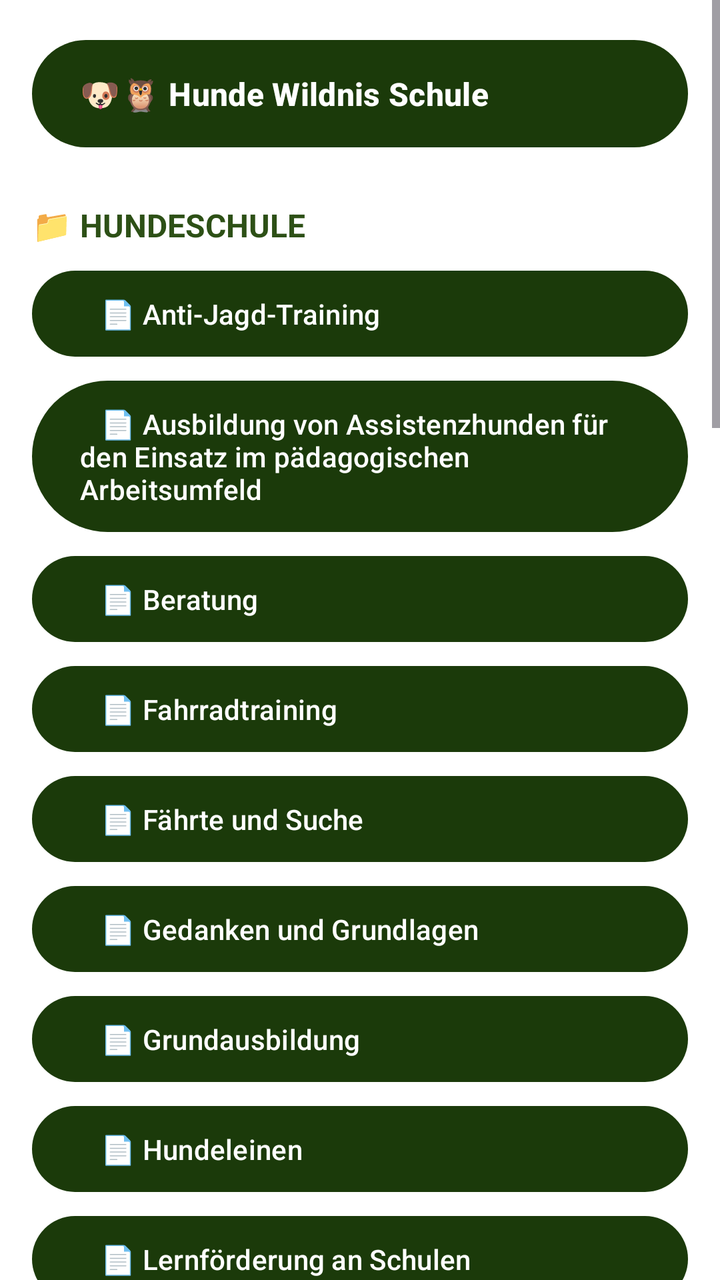
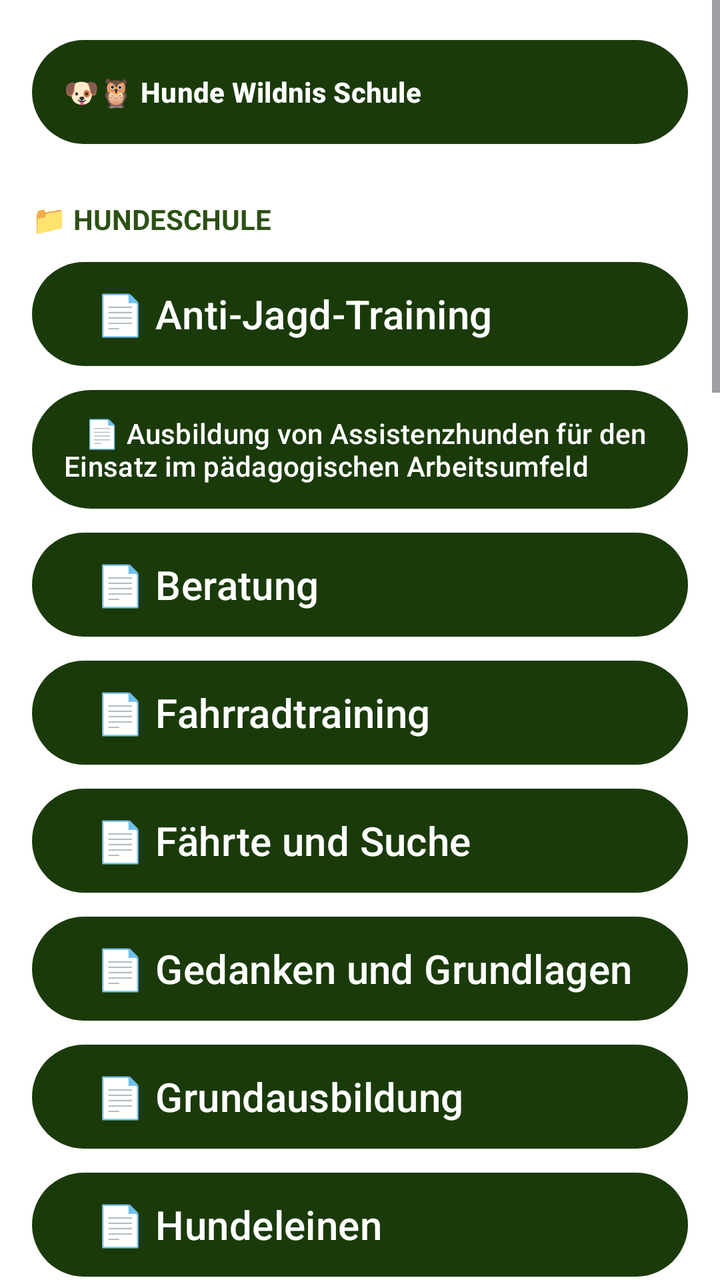

An Android layout rendered at two revisions. The XML below is the earlier revision; the diff shows what the commit changed to produce the second picture.
<!-- AndroidManifest.xml: application theme Theme.HundeWildnis -->
<!-- res/layout/fragment_pages.xml -->
<?xml version="1.0" encoding="utf-8"?>
<ScrollView xmlns:android="http://schemas.android.com/apk/res/android"
    xmlns:app="http://schemas.android.com/apk/res-auto"
    android:layout_width="match_parent"
    android:layout_height="match_parent"
    android:fillViewport="true"
    android:clipToPadding="false"
    android:background="?android:attr/windowBackground">

    <LinearLayout
        android:layout_width="match_parent"
        android:layout_height="wrap_content"
        android:orientation="vertical"
        android:padding="16dp"
        android:paddingBottom="120dp">

        
        <com.google.android.material.button.MaterialButton
            android:id="@+id/btnHundeWildnisSchule"
            android:layout_width="match_parent"
            android:layout_height="wrap_content"
            android:text="🐶🦉 Hunde Wildnis Schule"
            android:textSize="16sp"
            android:textStyle="bold"
            app:backgroundTint="#1B3A0A"
            android:textColor="@android:color/white"
            android:layout_marginBottom="16dp"
            android:paddingVertical="16dp"
            android:gravity="start|center_vertical" />

        
        <TextView
            android:layout_width="match_parent"
            android:layout_height="wrap_content"
            android:text="📁 HUNDESCHULE"
            android:textSize="16sp"
            android:textStyle="bold"
            android:textColor="#2d5016"
            android:layout_marginTop="8dp"
            android:layout_marginBottom="8dp" />

        <com.google.android.material.button.MaterialButton
            android:id="@+id/btnAntiJagdTraining"
            android:layout_width="match_parent"
            android:layout_height="wrap_content"
            android:text="   📄 Anti-Jagd-Training"
            app:backgroundTint="#1B3A0A"
            android:textColor="@android:color/white"
            android:layout_marginBottom="4dp"
            android:gravity="start|center_vertical"
            android:paddingVertical="12dp" />

        <com.google.android.material.button.MaterialButton
            android:id="@+id/btnAusbildungAssistenzhunde"
            android:layout_width="match_parent"
            android:layout_height="wrap_content"
            android:text="   📄 Ausbildung von Assistenzhunden für den Einsatz im pädagogischen Arbeitsumfeld"
            app:backgroundTint="#1B3A0A"
            android:textColor="@android:color/white"
            android:layout_marginBottom="4dp"
            android:gravity="start|center_vertical"
            android:paddingVertical="12dp" />

        <com.google.android.material.button.MaterialButton
            android:id="@+id/btnBeratung"
            android:layout_width="match_parent"
            android:layout_height="wrap_content"
            android:text="   📄 Beratung"
            app:backgroundTint="#1B3A0A"
            android:textColor="@android:color/white"
            android:layout_marginBottom="4dp"
            android:gravity="start|center_vertical"
            android:paddingVertical="12dp" />

        <com.google.android.material.button.MaterialButton
            android:id="@+id/btnFahrradtraining"
            android:layout_width="match_parent"
            android:layout_height="wrap_content"
            android:text="   📄 Fahrradtraining"
            app:backgroundTint="#1B3A0A"
            android:textColor="@android:color/white"
            android:layout_marginBottom="4dp"
            android:gravity="start|center_vertical"
            android:paddingVertical="12dp" />

        <com.google.android.material.button.MaterialButton
            android:id="@+id/btnFaehrteUndSuche"
            android:layout_width="match_parent"
            android:layout_height="wrap_content"
            android:text="   📄 Fährte und Suche"
            app:backgroundTint="#1B3A0A"
            android:textColor="@android:color/white"
            android:layout_marginBottom="4dp"
            android:gravity="start|center_vertical"
            android:paddingVertical="12dp" />

        <com.google.android.material.button.MaterialButton
            android:id="@+id/btnGedankenUndGrundlagen"
            android:layout_width="match_parent"
            android:layout_height="wrap_content"
            android:text="   📄 Gedanken und Grundlagen"
            app:backgroundTint="#1B3A0A"
            android:textColor="@android:color/white"
            android:layout_marginBottom="4dp"
            android:gravity="start|center_vertical"
            android:paddingVertical="12dp" />

        <com.google.android.material.button.MaterialButton
            android:id="@+id/btnGrundausbildung"
            android:layout_width="match_parent"
            android:layout_height="wrap_content"
            android:text="   📄 Grundausbildung"
            app:backgroundTint="#1B3A0A"
            android:textColor="@android:color/white"
            android:layout_marginBottom="4dp"
            android:gravity="start|center_vertical"
            android:paddingVertical="12dp" />

        <com.google.android.material.button.MaterialButton
            android:id="@+id/btnHundeleinen"
            android:layout_width="match_parent"
            android:layout_height="wrap_content"
            android:text="   📄 Hundeleinen"
            app:backgroundTint="#1B3A0A"
            android:textColor="@android:color/white"
            android:layout_marginBottom="4dp"
            android:gravity="start|center_vertical"
            android:paddingVertical="12dp" />

        <com.google.android.material.button.MaterialButton
            android:id="@+id/btnLernfoerderungSchulen"
            android:layout_width="match_parent"
            android:layout_height="wrap_content"
            android:text="   📄 Lernförderung an Schulen"
            app:backgroundTint="#1B3A0A"
            android:textColor="@android:color/white"
            android:layout_marginBottom="4dp"
            android:gravity="start|center_vertical"
            android:paddingVertical="12dp" />

        <com.google.android.material.button.MaterialButton
            android:id="@+id/btnProblemberatung"
            android:layout_width="match_parent"
            android:layout_height="wrap_content"
            android:text="   📄 Problemberatung – Problemkorrektur – Intensivtraining"
            app:backgroundTint="#1B3A0A"
            android:textColor="@android:color/white"
            android:layout_marginBottom="4dp"
            android:gravity="start|center_vertical"
            android:paddingVertical="12dp" />

        <com.google.android.material.button.MaterialButton
            android:id="@+id/btnSeminare"
            android:layout_width="match_parent"
            android:layout_height="wrap_content"
            android:text="   📄 Seminare"
            app:backgroundTint="#1B3A0A"
            android:textColor="@android:color/white"
            android:layout_marginBottom="4dp"
            android:gravity="start|center_vertical"
            android:paddingVertical="12dp" />

        <com.google.android.material.button.MaterialButton
            android:id="@+id/btnTeamsport"
            android:layout_width="match_parent"
            android:layout_height="wrap_content"
            android:text="   📄 Teamsport"
            app:backgroundTint="#1B3A0A"
            android:textColor="@android:color/white"
            android:layout_marginBottom="4dp"
            android:gravity="start|center_vertical"
            android:paddingVertical="12dp" />

        <com.google.android.material.button.MaterialButton
            android:id="@+id/btnTierschutzHunde"
            android:layout_width="match_parent"
            android:layout_height="wrap_content"
            android:text="   📄 Tierschutz – Hunde mit Lebensgeschichte"
            app:backgroundTint="#1B3A0A"
            android:textColor="@android:color/white"
            android:layout_marginBottom="4dp"
            android:gravity="start|center_vertical"
            android:paddingVertical="12dp" />

        <com.google.android.material.button.MaterialButton
            android:id="@+id/btnTiertherapeutischerSozialbesuchshundeservice"
            android:layout_width="match_parent"
            android:layout_height="wrap_content"
            android:text="   📄 Tiertherapeutischer Sozialbesuchshundeservice"
            app:backgroundTint="#1B3A0A"
            android:textColor="@android:color/white"
            android:layout_marginBottom="4dp"
            android:gravity="start|center_vertical"
            android:paddingVertical="12dp" />

        <com.google.android.material.button.MaterialButton
            android:id="@+id/btnWandernZumGutenZweck"
            android:layout_width="match_parent"
            android:layout_height="wrap_content"
            android:text="   📄 Wandern zum guten Zweck"
            app:backgroundTint="#1B3A0A"
            android:textColor="@android:color/white"
            android:layout_marginBottom="4dp"
            android:gravity="start|center_vertical"
            android:paddingVertical="12dp" />

        <com.google.android.material.button.MaterialButton
            android:id="@+id/btnWelpenschule"
            android:layout_width="match_parent"
            android:layout_height="wrap_content"
            android:text="   📄 Welpenschule"
            app:backgroundTint="#1B3A0A"
            android:textColor="@android:color/white"
            android:layout_marginBottom="16dp"
            android:gravity="start|center_vertical"
            android:paddingVertical="12dp" />

        
        <TextView
            android:layout_width="match_parent"
            android:layout_height="wrap_content"
            android:text="📁 WILDNISSCHULE"
            android:textSize="16sp"
            android:textStyle="bold"
            android:textColor="#2d5016"
            android:layout_marginTop="8dp"
            android:layout_marginBottom="8dp" />

        <com.google.android.material.button.MaterialButton
            android:id="@+id/btnWildnisInUns"
            android:layout_width="match_parent"
            android:layout_height="wrap_content"
            android:text="   📄 Die Wildnis in uns – individuelle Ausbildung"
            app:backgroundTint="#1B3A0A"
            android:textColor="@android:color/white"
            android:layout_marginBottom="4dp"
            android:gravity="start|center_vertical"
            android:paddingVertical="12dp" />

        <com.google.android.material.button.MaterialButton
            android:id="@+id/btnSpurenUndZeichen"
            android:layout_width="match_parent"
            android:layout_height="wrap_content"
            android:text="   📄 Spuren und Zeichen – individuelle Ausbildung"
            app:backgroundTint="#1B3A0A"
            android:textColor="@android:color/white"
            android:layout_marginBottom="4dp"
            android:gravity="start|center_vertical"
            android:paddingVertical="12dp" />

        <com.google.android.material.button.MaterialButton
            android:id="@+id/btnWildnishandwerkSchulen"
            android:layout_width="match_parent"
            android:layout_height="wrap_content"
            android:text="   📄 Wildnishandwerk für Schulen"
            app:backgroundTint="#1B3A0A"
            android:textColor="@android:color/white"
            android:layout_marginBottom="4dp"
            android:gravity="start|center_vertical"
            android:paddingVertical="12dp" />

        <com.google.android.material.button.MaterialButton
            android:id="@+id/btnWildnispaedagogikSchulen"
            android:layout_width="match_parent"
            android:layout_height="wrap_content"
            android:text="   📄 Wildnispädagogik für Schulen"
            app:backgroundTint="#1B3A0A"
            android:textColor="@android:color/white"
            android:layout_marginBottom="16dp"
            android:gravity="start|center_vertical"
            android:paddingVertical="12dp" />

        
        <TextView
            android:layout_width="match_parent"
            android:layout_height="wrap_content"
            android:text="📁 WEITERE INFORMATIONEN"
            android:textSize="16sp"
            android:textStyle="bold"
            android:textColor="#2d5016"
            android:layout_marginTop="8dp"
            android:layout_marginBottom="8dp" />

        <com.google.android.material.button.MaterialButton
            android:id="@+id/btnDownloads"
            android:layout_width="match_parent"
            android:layout_height="wrap_content"
            android:text="📁 DOWNLOADS"
            app:backgroundTint="#1B3A0A"
            android:textColor="@android:color/white"
            android:layout_marginBottom="4dp"
            android:gravity="start|center_vertical"
            android:paddingVertical="12dp" />

        <com.google.android.material.button.MaterialButton
            android:id="@+id/btnHonorare"
            android:layout_width="match_parent"
            android:layout_height="wrap_content"
            android:text="📁 HONORARE"
            app:backgroundTint="#1B3A0A"
            android:textColor="@android:color/white"
            android:layout_marginBottom="4dp"
            android:gravity="start|center_vertical"
            android:paddingVertical="12dp" />

        <com.google.android.material.button.MaterialButton
            android:id="@+id/btnImpressum"
            android:layout_width="match_parent"
            android:layout_height="wrap_content"
            android:text="📁 IMPRESSUM"
            app:backgroundTint="#1B3A0A"
            android:textColor="@android:color/white"
            android:layout_marginBottom="4dp"
            android:gravity="start|center_vertical"
            android:paddingVertical="12dp" />

        <com.google.android.material.button.MaterialButton
            android:id="@+id/btnAGBs"
            android:layout_width="match_parent"
            android:layout_height="wrap_content"
            android:text="📁 ALLG. GESCHÄFTSBEDINGUNGEN"
            app:backgroundTint="#1B3A0A"
            android:textColor="@android:color/white"
            android:layout_marginBottom="4dp"
            android:gravity="start|center_vertical"
            android:paddingVertical="12dp" />

        <com.google.android.material.button.MaterialButton
            android:id="@+id/btnDatenschutz"
            android:layout_width="match_parent"
            android:layout_height="wrap_content"
            android:text="📁 DATENSCHUTZERKLÄRUNG"
            app:backgroundTint="#1B3A0A"
            android:textColor="@android:color/white"
            android:layout_marginBottom="4dp"
            android:gravity="start|center_vertical"
            android:paddingVertical="12dp" />

        <com.google.android.material.button.MaterialButton
            android:id="@+id/btnInformationen"
            android:layout_width="match_parent"
            android:layout_height="wrap_content"
            android:text="📁 INFORMATIONEN"
            app:backgroundTint="#1B3A0A"
            android:textColor="@android:color/white"
            android:layout_marginBottom="4dp"
            android:gravity="start|center_vertical"
            android:paddingVertical="12dp" />

        <com.google.android.material.button.MaterialButton
            android:id="@+id/btnKontakt"
            android:layout_width="match_parent"
            android:layout_height="wrap_content"
            android:text="📁 KONTAKT"
            app:backgroundTint="#1B3A0A"
            android:textColor="@android:color/white"
            android:layout_marginBottom="4dp"
            android:gravity="start|center_vertical"
            android:paddingVertical="12dp" />

        <com.google.android.material.button.MaterialButton
            android:id="@+id/btnUeberUns"
            android:layout_width="match_parent"
            android:layout_height="wrap_content"
            android:text="📁 ÜBER UNS"
            app:backgroundTint="#1B3A0A"
            android:textColor="@android:color/white"
            android:layout_marginBottom="16dp"
            android:gravity="start|center_vertical"
            android:paddingVertical="12dp" />

    </LinearLayout>
</ScrollView>
<!-- resources referenced by this layout -->
<resources>
  <style name="Base.Theme.HundeWildnis" parent="Theme.Material3.Light.NoActionBar">
          <item name="colorPrimary">#2d5016</item>
          <item name="colorPrimaryVariant">#1a3009</item>
          <item name="colorOnPrimary">#FFFFFF</item>
          <item name="colorSecondary">#6b8e4e</item>
          <item name="colorSecondaryVariant">#4a6135</item>
          <item name="colorOnSecondary">#000000</item>
          <item name="android:statusBarColor">?attr/colorPrimaryVariant</item>
  
          <item name="android:navigationBarColor">@android:color/transparent</item>
          <item name="android:windowLightStatusBar">true</item>
          <item name="android:windowLightNavigationBar">true</item>
          <item name="android:enforceNavigationBarContrast" tools:targetApi="q">false</item>
          <item name="android:enforceStatusBarContrast" tools:targetApi="q">false</item>
  
          
          <item name="colorAccent">#2d5016</item>
          <item name="android:textColorPrimary">#000000</item>
  
          
          <item name="materialAlertDialogTheme">@style/AlertDialogTheme</item>
  
          
          <item name="actionMenuTextColor">#FFFFFF</item>
  
          
          <item name="android:windowBackground">#FFFFFF</item>
          <item name="android:colorBackground">#FFFFFF</item>
      </style>
  <style name="AlertDialogTheme" parent="ThemeOverlay.Material3.MaterialAlertDialog">
          
          <item name="colorSurface">#FFFFFF</item>
  
          
          <item name="colorOnSurface">#000000</item>
          <item name="android:textColorPrimary">#000000</item>
  
          
          <item name="buttonBarPositiveButtonStyle">@style/DialogButtonStyle.Light</item>
          <item name="buttonBarNegativeButtonStyle">@style/DialogButtonStyle.Light</item>
          <item name="buttonBarNeutralButtonStyle">@style/DialogButtonStyle.Light</item>
      </style>
  <style name="DialogButtonStyle.Light" parent="Widget.Material3.Button.TextButton.Dialog">
          
          <item name="android:textColor">#2d5016</item>
  
          
          <item name="backgroundTint">@android:color/transparent</item>
  
          
          <item name="rippleColor">#332d5016</item>
      </style>
  <!-- unchanged entries left out for length: 1 -->
</resources>

<!-- the commit's change to res/layout/fragment_pages.xml (unified diff, before → after) -->
@@ -12,7 +12,7 @@
         android:layout_height="wrap_content"
         android:orientation="vertical"
         android:padding="16dp"
-        android:paddingBottom="120dp">
+        android:paddingBottom="180dp">
 
         
         <com.google.android.material.button.MaterialButton
@@ -20,7 +20,7 @@
             android:layout_width="match_parent"
             android:layout_height="wrap_content"
             android:text="🐶🦉 Hunde Wildnis Schule"
-            android:textSize="16sp"
+            android:textSize="@dimen/text_body_medium"
             android:textStyle="bold"
             app:backgroundTint="#1B3A0A"
             android:textColor="@android:color/white"
@@ -33,7 +33,7 @@
             android:layout_width="match_parent"
             android:layout_height="wrap_content"
             android:text="📁 HUNDESCHULE"
-            android:textSize="16sp"
+            android:textSize="@dimen/text_body_medium"
             android:textStyle="bold"
             android:textColor="#2d5016"
             android:layout_marginTop="8dp"
@@ -220,7 +220,7 @@
             android:layout_width="match_parent"
             android:layout_height="wrap_content"
             android:text="📁 WILDNISSCHULE"
-            android:textSize="16sp"
+            android:textSize="@dimen/text_body_medium"
             android:textStyle="bold"
             android:textColor="#2d5016"
             android:layout_marginTop="8dp"
@@ -275,7 +275,7 @@
             android:layout_width="match_parent"
             android:layout_height="wrap_content"
             android:text="📁 WEITERE INFORMATIONEN"
-            android:textSize="16sp"
+            android:textSize="@dimen/text_body_medium"
             android:textStyle="bold"
             android:textColor="#2d5016"
             android:layout_marginTop="8dp"
<!-- resource entries referenced after the edit -->
@@ -1,17 +1,21 @@
 <!-- resources referenced by this layout -->
 <resources>
+  <dimen name="text_body_medium">14sp</dimen>
   <style name="Base.Theme.HundeWildnis" parent="Theme.Material3.Light.NoActionBar">
+          
+          <item name="materialButtonStyle">@style/Widget.App.Button</item>
+  
           <item name="colorPrimary">#2d5016</item>
           <item name="colorPrimaryVariant">#1a3009</item>
           <item name="colorOnPrimary">#FFFFFF</item>
           <item name="colorSecondary">#6b8e4e</item>
           <item name="colorSecondaryVariant">#4a6135</item>
           <item name="colorOnSecondary">#000000</item>
-          <item name="android:statusBarColor">?attr/colorPrimaryVariant</item>
-  
+          <item name="android:statusBarColor">@android:color/transparent</item>
           <item name="android:navigationBarColor">@android:color/transparent</item>
+          <item name="android:windowDrawsSystemBarBackgrounds">true</item>
           <item name="android:windowLightStatusBar">true</item>
-          <item name="android:windowLightNavigationBar">true</item>
+          <item name="android:windowLightNavigationBar" tools:targetApi="27">true</item>
           <item name="android:enforceNavigationBarContrast" tools:targetApi="q">false</item>
           <item name="android:enforceStatusBarContrast" tools:targetApi="q">false</item>
   
@@ -21,13 +25,26 @@
   
           
           <item name="materialAlertDialogTheme">@style/AlertDialogTheme</item>
+          <item name="alertDialogTheme">@style/AlertDialogTheme</item>
   
           
           <item name="actionMenuTextColor">#FFFFFF</item>
+          <item name="actionOverflowButtonStyle">@style/Widget.App.Overflow</item>
   
           
           <item name="android:windowBackground">#FFFFFF</item>
           <item name="android:colorBackground">#FFFFFF</item>
+      </style>
+  <style name="Widget.App.Button" parent="Widget.Material3.Button">
+          <item name="autoSizeTextType">uniform</item>
+          <item name="autoSizeMinTextSize">12sp</item>
+          <item name="autoSizeMaxTextSize">@dimen/text_button_large</item>
+          <item name="autoSizeStepGranularity">1sp</item>
+          <item name="android:maxLines">2</item>
+          <item name="android:ellipsize">end</item>
+          <item name="android:paddingStart">16dp</item>
+          <item name="android:paddingEnd">16dp</item>
+          <item name="android:minHeight">60dp</item>
       </style>
   <style name="AlertDialogTheme" parent="ThemeOverlay.Material3.MaterialAlertDialog">
           
@@ -41,10 +58,39 @@
           <item name="buttonBarPositiveButtonStyle">@style/DialogButtonStyle.Light</item>
           <item name="buttonBarNegativeButtonStyle">@style/DialogButtonStyle.Light</item>
           <item name="buttonBarNeutralButtonStyle">@style/DialogButtonStyle.Light</item>
+  
+          
+          <item name="buttonBarStyle">@style/Widget.App.ButtonBar</item>
+  
+          
+          <item name="android:buttonStyle">@style/DialogButtonStyle.Light</item>
       </style>
+  <style name="Widget.App.Overflow" parent="Widget.AppCompat.ActionButton.Overflow">
+          <item name="android:src">@drawable/ic_menu_hamburger</item>
+      </style>
+  <dimen name="text_button_large">20sp</dimen>
   <style name="DialogButtonStyle.Light" parent="Widget.Material3.Button.TextButton.Dialog">
           
           <item name="android:textColor">#2d5016</item>
+  
+          
+          <item name="android:textSize">13sp</item>
+          <item name="android:textAllCaps">false</item>
+          <item name="android:maxLines">2</item>
+          <item name="android:singleLine">false</item>
+          <item name="android:ellipsize">none</item>
+          <item name="autoSizeTextType">uniform</item>
+          <item name="autoSizeMinTextSize">10sp</item>
+          <item name="autoSizeMaxTextSize">16sp</item>
+  
+          
+          <item name="android:paddingStart">2dp</item>
+          <item name="android:paddingEnd">2dp</item>
+          <item name="android:minWidth">0dp</item>
+          <item name="android:insetLeft">0dp</item>
+          <item name="android:insetRight">0dp</item>
+          <item name="android:insetTop">0dp</item>
+          <item name="android:insetBottom">0dp</item>
   
           
           <item name="backgroundTint">@android:color/transparent</item>
@@ -52,6 +98,19 @@
           
           <item name="rippleColor">#332d5016</item>
       </style>
+  <style name="Widget.App.ButtonBar" parent="Widget.AppCompat.ButtonBar.AlertDialog">
+          <item name="android:padding">0dp</item>
+      </style>
+  <!-- drawable ic_menu_hamburger (drawable) -->
+  <vector xmlns:android="http://schemas.android.com/apk/res/android"
+      android:width="24dp"
+      android:height="24dp"
+      android:viewportWidth="24"
+      android:viewportHeight="24">
+      <path
+          android:fillColor="#FFFFFF"
+          android:pathData="M3,18h18v-2H3V18z M3,13h18v-2H3V13z M3,6v2h18V6H3z" />
+  </vector>
   <!-- unchanged entries left out for length: 1 -->
 </resources>
 
